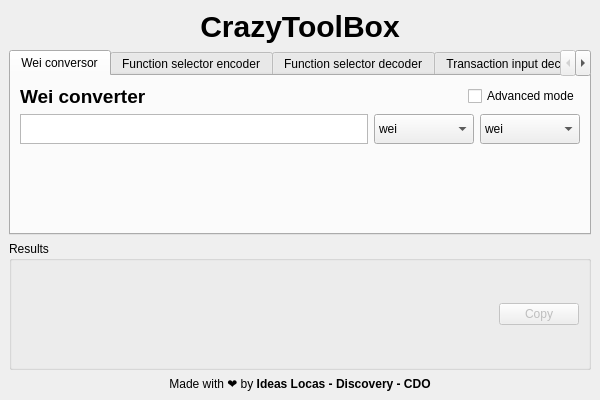
First picture: the form in view/main.ui, repository Telefonica/CrazyToolBox, before the edit.
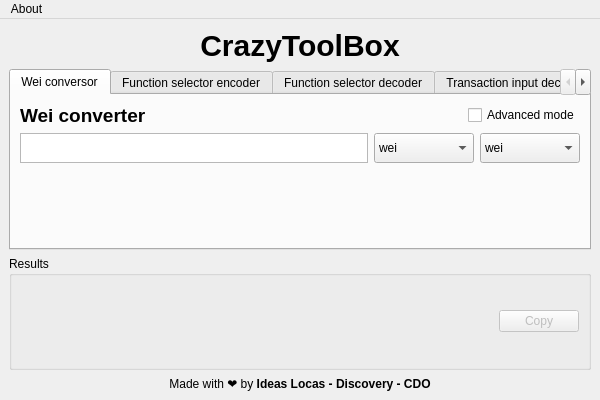
Second picture: the form after the edit.

Commit message: Add menu item to display license attributions

```diff
--- a/view/main.ui
+++ b/view/main.ui
@@ -969,6 +969,28 @@
     </item>
    </layout>
   </widget>
+  <widget class="QMenuBar" name="menuBar">
+   <property name="geometry">
+    <rect>
+     <x>0</x>
+     <y>0</y>
+     <width>600</width>
+     <height>22</height>
+    </rect>
+   </property>
+   <widget class="QMenu" name="menuAbout">
+    <property name="title">
+     <string>About</string>
+    </property>
+    <addaction name="licenseAttributionsAction"/>
+   </widget>
+   <addaction name="menuAbout"/>
+  </widget>
+  <action name="licenseAttributionsAction">
+   <property name="text">
+    <string>Licenses attribution</string>
+   </property>
+  </action>
  </widget>
  <resources/>
  <connections/>
```
Left out of the diff: 2 changed lines with no effect on the pictures. The commit also changes 3 other files.
